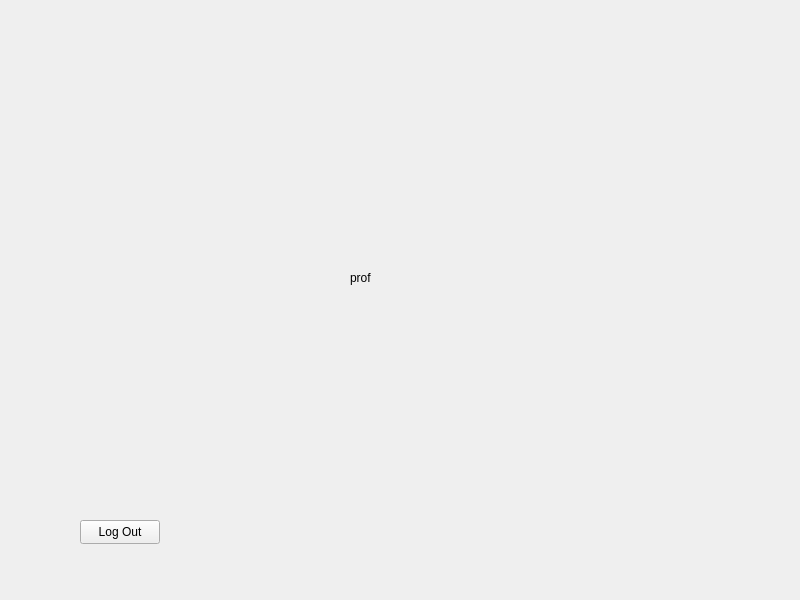
The window that mainwindow.ui (ppera72/ELearning-PlatformV2) describes before a commit, drawn with Qt 5.
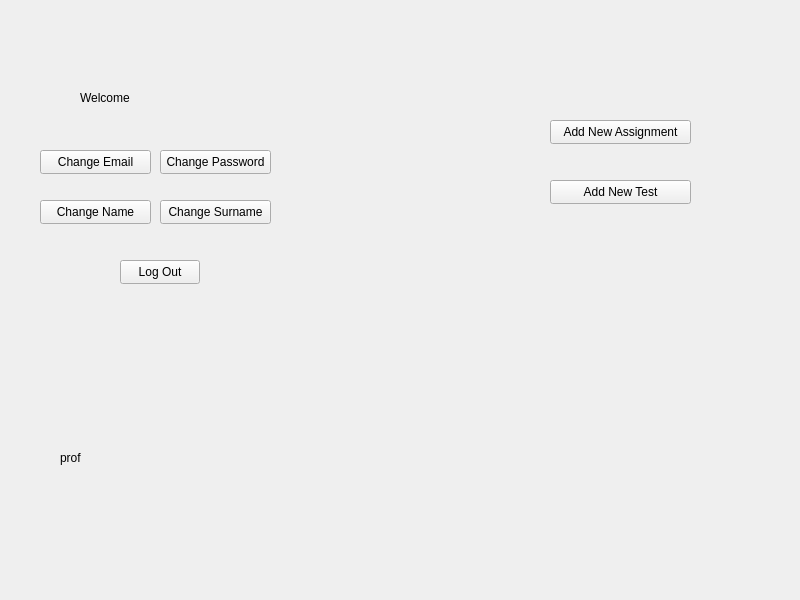
The same window after the commit. The open tabs and pages were chosen to show the change.

```diff
--- a/mainwindow.ui
+++ b/mainwindow.ui
@@ -601,8 +601,8 @@
      <widget class="QLabel" name="label_2">
       <property name="geometry">
        <rect>
-        <x>350</x>
-        <y>290</y>
+        <x>60</x>
+        <y>470</y>
         <width>49</width>
         <height>16</height>
        </rect>
@@ -614,14 +614,118 @@
      <widget class="QPushButton" name="PMLogOutButton">
       <property name="geometry">
        <rect>
+        <x>120</x>
+        <y>280</y>
+        <width>80</width>
+        <height>24</height>
+       </rect>
+      </property>
+      <property name="text">
+       <string>Log Out</string>
+      </property>
+     </widget>
+     <widget class="QLabel" name="PMNameLabel">
+      <property name="geometry">
+       <rect>
+        <x>150</x>
+        <y>110</y>
+        <width>49</width>
+        <height>16</height>
+       </rect>
+      </property>
+      <property name="text">
+       <string/>
+      </property>
+     </widget>
+     <widget class="QPushButton" name="PMChangeEmailButton">
+      <property name="geometry">
+       <rect>
+        <x>40</x>
+        <y>170</y>
+        <width>111</width>
+        <height>24</height>
+       </rect>
+      </property>
+      <property name="text">
+       <string>Change Email</string>
+      </property>
+     </widget>
+     <widget class="QLabel" name="PMWelcomeLabel">
+      <property name="geometry">
+       <rect>
         <x>80</x>
-        <y>540</y>
-        <width>80</width>
+        <y>110</y>
+        <width>61</width>
+        <height>16</height>
+       </rect>
+      </property>
+      <property name="text">
+       <string>Welcome </string>
+      </property>
+     </widget>
+     <widget class="QPushButton" name="PMChangePasswordButton">
+      <property name="geometry">
+       <rect>
+        <x>160</x>
+        <y>170</y>
+        <width>111</width>
         <height>24</height>
        </rect>
       </property>
       <property name="text">
-       <string>Log Out</string>
+       <string>Change Password</string>
+      </property>
+     </widget>
+     <widget class="QPushButton" name="PMChangeSurnameButton">
+      <property name="geometry">
+       <rect>
+        <x>160</x>
+        <y>220</y>
+        <width>111</width>
+        <height>24</height>
+       </rect>
+      </property>
+      <property name="text">
+       <string>Change Surname</string>
+      </property>
+     </widget>
+     <widget class="QPushButton" name="PMChangeNameButton">
+      <property name="geometry">
+       <rect>
+        <x>40</x>
+        <y>220</y>
+        <width>111</width>
+        <height>24</height>
+       </rect>
+      </property>
+      <property name="text">
+       <string>Change Name</string>
+      </property>
+     </widget>
+     <widget class="QPushButton" name="PMAddNewAssignmentButton">
+      <property name="geometry">
+       <rect>
+        <x>550</x>
+        <y>140</y>
+        <width>141</width>
+        <height>24</height>
+       </rect>
+      </property>
+      <property name="text">
+       <string>Add New Assignment</string>
+      </property>
+     </widget>
+     <widget class="QPushButton" name="PMAddNewTestButton">
+      <property name="geometry">
+       <rect>
+        <x>550</x>
+        <y>200</y>
+        <width>141</width>
+        <height>24</height>
+       </rect>
+      </property>
+      <property name="text">
+       <string>Add New Test</string>
       </property>
      </widget>
     </widget>
```
Left out of the diff: 40 changed lines with no effect on the pictures.
